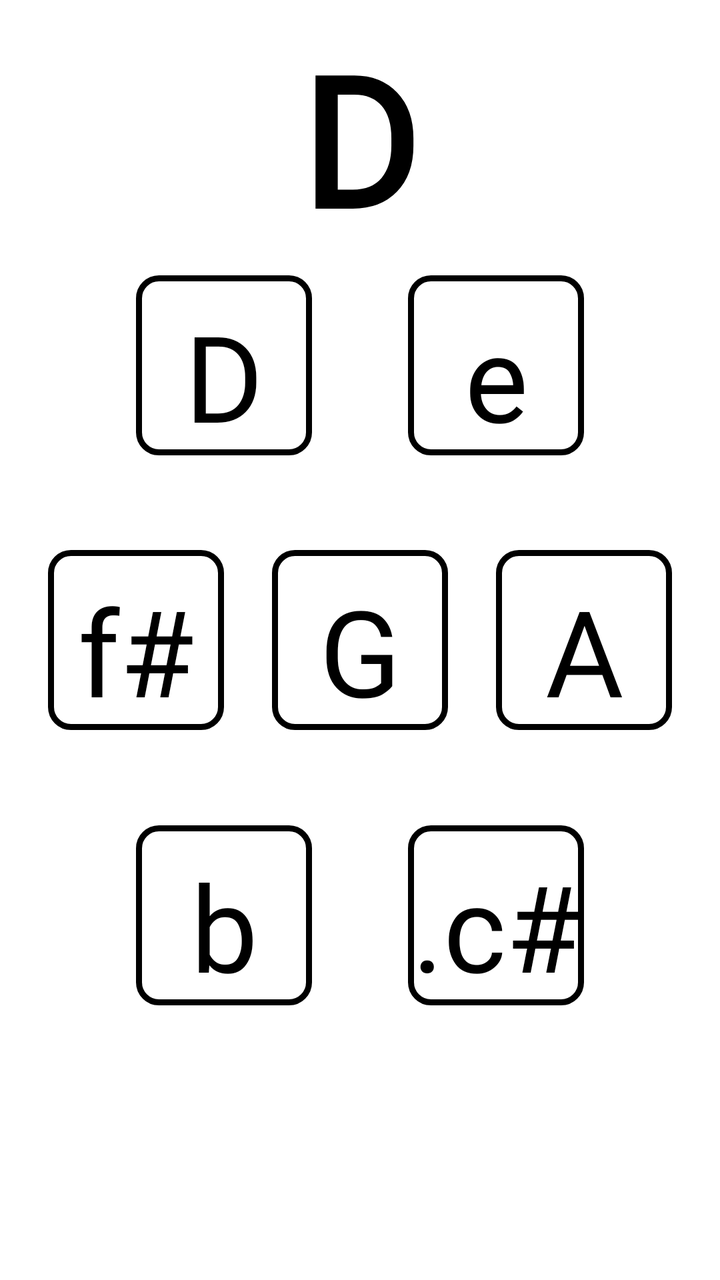
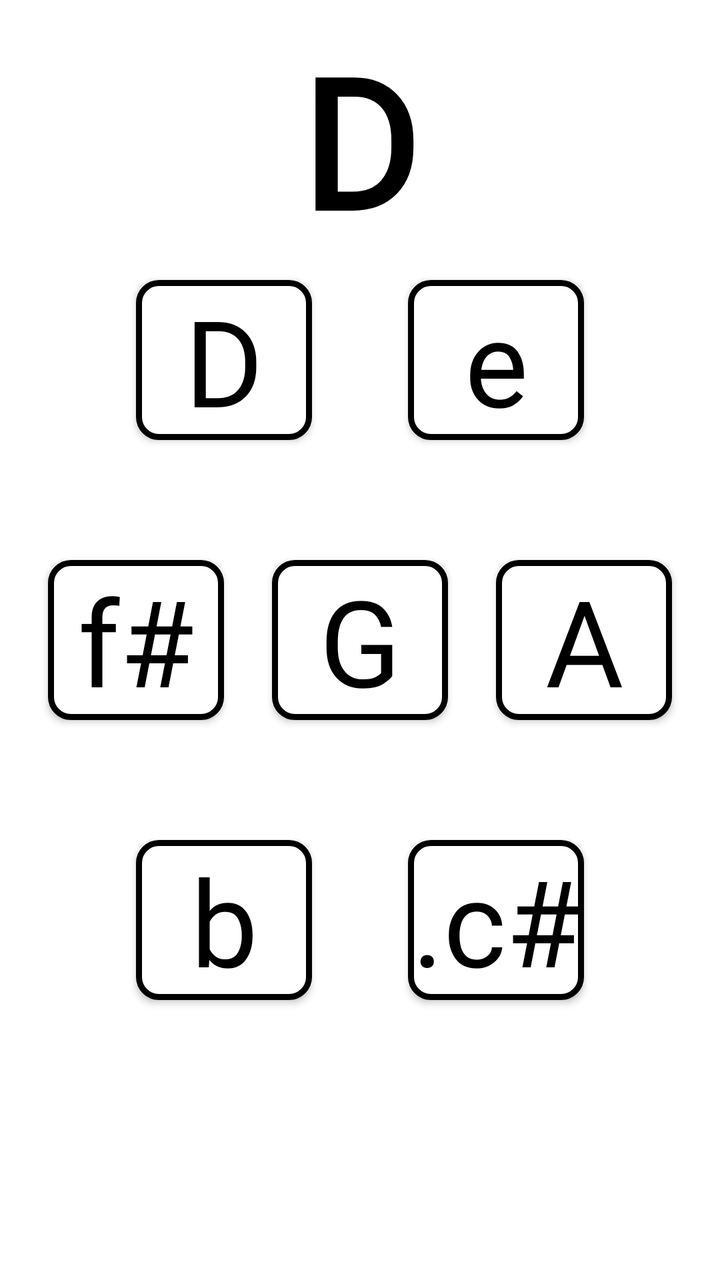

Before-and-after screenshots of an Android layout around one commit, followed by the original layout XML and the change that was made.
<!-- AndroidManifest.xml: application theme AppTheme -->
<!-- res/layout/activity_maj_d.xml -->
<?xml version="1.0" encoding="utf-8"?>
<androidx.constraintlayout.widget.ConstraintLayout xmlns:android="http://schemas.android.com/apk/res/android"
    xmlns:app="http://schemas.android.com/apk/res-auto"
    xmlns:tools="http://schemas.android.com/tools"
    android:layout_width="match_parent"
    android:layout_height="match_parent"
    android:background="#ffffff"
    android:orientation="vertical"
    tools:context=".maj_d">


    <TextView
        android:id="@+id/maj_d_label"
        android:layout_width="wrap_content"
        android:layout_height="wrap_content"
        android:fontFamily="@font/intut"
        android:text="@string/M_d"
        android:textColor="#000000"
        android:textSize="90sp"
        android:textStyle="bold"
        app:layout_constraintBottom_toTopOf="@+id/d"
        app:layout_constraintEnd_toEndOf="@+id/e"
        app:layout_constraintStart_toStartOf="@+id/d"
        app:layout_constraintTop_toTopOf="parent"
        tools:ignore="MissingConstraints" />

    <Button
        android:id="@+id/d"
        android:layout_width="wrap_content"
        android:layout_height="wrap_content"
        android:background="@drawable/main_theme"
        android:fontFamily="@font/intut"
        android:text="@string/MD_d"
        android:textAllCaps="false"
        android:textColor="#000000"
        android:textSize="60sp"
        app:layout_constraintBottom_toBottomOf="@+id/fs"
        app:layout_constraintEnd_toEndOf="@+id/g"
        app:layout_constraintStart_toStartOf="parent"
        app:layout_constraintTop_toTopOf="parent"
        tools:ignore="MissingConstraints" />

    <Button
        android:id="@+id/e"
        android:layout_width="wrap_content"
        android:layout_height="wrap_content"
        android:background="@drawable/main_theme"
        android:fontFamily="@font/intut"
        android:text="@string/MD_e"
        android:textAllCaps="false"
        android:textColor="#000000"
        android:textSize="60sp"
        app:layout_constraintBottom_toBottomOf="@+id/a"
        app:layout_constraintEnd_toEndOf="parent"
        app:layout_constraintStart_toStartOf="@+id/g"
        app:layout_constraintTop_toTopOf="parent"
        tools:ignore="MissingConstraints" />

    <Button
        android:id="@+id/fs"
        android:layout_width="wrap_content"
        android:layout_height="wrap_content"
        android:background="@drawable/main_theme"
        android:fontFamily="@font/intut"
        android:text="@string/MD_fs"
        android:textAllCaps="false"
        android:textColor="#000000"
        android:textSize="60sp"
        app:layout_constraintBottom_toBottomOf="parent"
        app:layout_constraintEnd_toStartOf="@+id/g"
        app:layout_constraintStart_toStartOf="parent"
        app:layout_constraintTop_toTopOf="parent"
        tools:ignore="MissingConstraints" />

    <Button
        android:id="@+id/g"
        android:layout_width="wrap_content"
        android:layout_height="wrap_content"
        android:background="@drawable/main_theme"
        android:fontFamily="@font/intut"
        android:text="@string/MD_g"
        android:textAllCaps="false"
        android:textColor="#000000"
        android:textSize="60sp"
        app:layout_constraintBottom_toBottomOf="parent"
        app:layout_constraintEnd_toEndOf="parent"
        app:layout_constraintStart_toStartOf="parent"
        app:layout_constraintTop_toTopOf="parent"
        tools:ignore="MissingConstraints" />

    <Button
        android:id="@+id/a"
        android:layout_width="wrap_content"
        android:layout_height="wrap_content"
        android:background="@drawable/main_theme"
        android:fontFamily="@font/intut"
        android:text="@string/MD_a"
        android:textAllCaps="false"
        android:textColor="#000000"
        android:textSize="60sp"
        app:layout_constraintBottom_toBottomOf="parent"
        app:layout_constraintEnd_toEndOf="parent"
        app:layout_constraintStart_toEndOf="@+id/g"
        app:layout_constraintTop_toTopOf="parent"
        tools:ignore="MissingConstraints" />

    <Button
        android:id="@+id/b"
        android:layout_width="wrap_content"
        android:layout_height="wrap_content"
        android:background="@drawable/main_theme"
        android:fontFamily="@font/intut"
        android:text="@string/MD_b"
        android:textAllCaps="false"
        android:textColor="#000000"
        android:textSize="60sp"
        app:layout_constraintBottom_toBottomOf="parent"
        app:layout_constraintEnd_toEndOf="@+id/g"
        app:layout_constraintStart_toStartOf="parent"
        app:layout_constraintTop_toTopOf="@+id/g"
        tools:ignore="MissingConstraints" />

    <Button
        android:id="@+id/cs"
        android:layout_width="wrap_content"
        android:layout_height="wrap_content"
        android:background="@drawable/main_theme"
        android:fontFamily="@font/intut"
        android:text="@string/MD_cCs"
        android:textAllCaps="false"
        android:textColor="#000000"
        android:textSize="60sp"
        app:layout_constraintBottom_toBottomOf="parent"
        app:layout_constraintEnd_toEndOf="parent"
        app:layout_constraintStart_toStartOf="@+id/g"
        app:layout_constraintTop_toTopOf="@+id/g"
        tools:ignore="MissingConstraints" />


</androidx.constraintlayout.widget.ConstraintLayout>
<!-- resources referenced by this layout -->
<resources>
  <!-- drawable main_theme (drawable) -->
  <?xml version="1.0" encoding="utf-8"?>
  <shape xmlns:android="http://schemas.android.com/apk/res/android" android:shape="rectangle" >
      <corners
          android:radius="10dp"
          />
  
      <stroke
          android:width="3dp"
          android:color="#000000"
          />
      <padding
          android:left="0dp"
          android:top="10dp"
          android:right="0dp"
          android:bottom="0dp"
          />
  </shape>
  <string name="MD_a">A</string>
  <string name="MD_b">b</string>
  <string name="MD_cCs">.c#</string>
  <string name="MD_d">D</string>
  <string name="MD_e">e</string>
  <string name="MD_fs">f#</string>
  <string name="MD_g">G</string>
  <string name="M_d">D</string>
  <style name="AppTheme" parent="Theme.AppCompat.NoActionBar">
          
          <item name="colorPrimary">#000000</item>
          <item name="colorPrimaryDark">#000000</item>
          <item name="colorAccent">#000000</item>
      </style>
</resources>

<!-- the commit's change to res/layout/activity_maj_d.xml (unified diff, before → after) -->
@@ -28,7 +28,7 @@
         android:id="@+id/d"
         android:layout_width="wrap_content"
         android:layout_height="wrap_content"
-        android:background="@drawable/main_theme"
+        android:background="@drawable/btn_unified_selector"
         android:fontFamily="@font/intut"
         android:text="@string/MD_d"
         android:textAllCaps="false"
@@ -44,7 +44,7 @@
         android:id="@+id/e"
         android:layout_width="wrap_content"
         android:layout_height="wrap_content"
-        android:background="@drawable/main_theme"
+        android:background="@drawable/btn_unified_selector"
         android:fontFamily="@font/intut"
         android:text="@string/MD_e"
         android:textAllCaps="false"
@@ -60,7 +60,7 @@
         android:id="@+id/fs"
         android:layout_width="wrap_content"
         android:layout_height="wrap_content"
-        android:background="@drawable/main_theme"
+        android:background="@drawable/btn_unified_selector"
         android:fontFamily="@font/intut"
         android:text="@string/MD_fs"
         android:textAllCaps="false"
@@ -76,7 +76,7 @@
         android:id="@+id/g"
         android:layout_width="wrap_content"
         android:layout_height="wrap_content"
-        android:background="@drawable/main_theme"
+        android:background="@drawable/btn_unified_selector"
         android:fontFamily="@font/intut"
         android:text="@string/MD_g"
         android:textAllCaps="false"
@@ -92,7 +92,7 @@
         android:id="@+id/a"
         android:layout_width="wrap_content"
         android:layout_height="wrap_content"
-        android:background="@drawable/main_theme"
+        android:background="@drawable/btn_unified_selector"
         android:fontFamily="@font/intut"
         android:text="@string/MD_a"
         android:textAllCaps="false"
@@ -108,7 +108,7 @@
         android:id="@+id/b"
         android:layout_width="wrap_content"
         android:layout_height="wrap_content"
-        android:background="@drawable/main_theme"
+        android:background="@drawable/btn_unified_selector"
         android:fontFamily="@font/intut"
         android:text="@string/MD_b"
         android:textAllCaps="false"
@@ -124,7 +124,7 @@
         android:id="@+id/cs"
         android:layout_width="wrap_content"
         android:layout_height="wrap_content"
-        android:background="@drawable/main_theme"
+        android:background="@drawable/btn_unified_selector"
         android:fontFamily="@font/intut"
         android:text="@string/MD_cCs"
         android:textAllCaps="false"
<!-- resource entries referenced after the edit -->
@@ -1,23 +1,35 @@
 <!-- resources referenced by this layout -->
 <resources>
-  <!-- drawable main_theme (drawable) -->
+  <!-- drawable btn_unified_selector (drawable) -->
   <?xml version="1.0" encoding="utf-8"?>
-  <shape xmlns:android="http://schemas.android.com/apk/res/android" android:shape="rectangle" >
-      <corners
-          android:radius="10dp"
-          />
-  
-      <stroke
-          android:width="3dp"
-          android:color="#000000"
-          />
-      <padding
-          android:left="0dp"
-          android:top="10dp"
-          android:right="0dp"
-          android:bottom="0dp"
-          />
-  </shape>
+  <selector xmlns:android="http://schemas.android.com/apk/res/android">
+      
+      <item android:state_pressed="true">
+          <layer-list>
+              <item>
+                  <shape android:shape="rectangle">
+                      <solid android:color="#FFFFFF" />
+                      <stroke android:width="3dp" android:color="#000000" />
+                      <corners android:radius="10dp" />
+                  </shape>
+              </item>
+              <item>
+                  <shape android:shape="rectangle">
+                      <solid android:color="#80000000" /> 
+                      <corners android:radius="10dp" />
+                  </shape>
+              </item>
+          </layer-list>
+      </item>
+      
+      <item>
+          <shape android:shape="rectangle">
+              <solid android:color="#FFFFFF" />
+              <stroke android:width="3dp" android:color="#000000" />
+              <corners android:radius="10dp" />
+          </shape>
+      </item>
+  </selector>
   <string name="MD_a">A</string>
   <string name="MD_b">b</string>
   <string name="MD_cCs">.c#</string>
